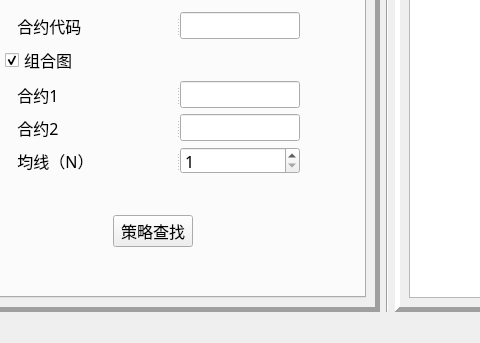
Qt form python_test/src/interface/MainWindow.ui (yuancixin/HUAXIN_FUND) before a commit; both pictures show x 84 to 564 and y 408 to 751 of the 942 by 751 pixel window.
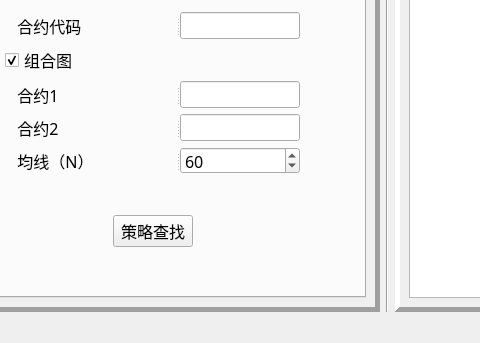
The same form after that commit.

```diff
--- a/python_test/src/interface/MainWindow.ui
+++ b/python_test/src/interface/MainWindow.ui
@@ -638,11 +638,14 @@
                      <string/>
                     </property>
                     <property name="minimum">
-                     <number>1</number>
+                     <number>0</number>
                     </property>
                     <property name="maximum">
                      <number>1000</number>
                     </property>
+                    <property name="value">
+                     <number>60</number>
+                    </property>
                    </widget>
                   </widget>
                  </item>
```
